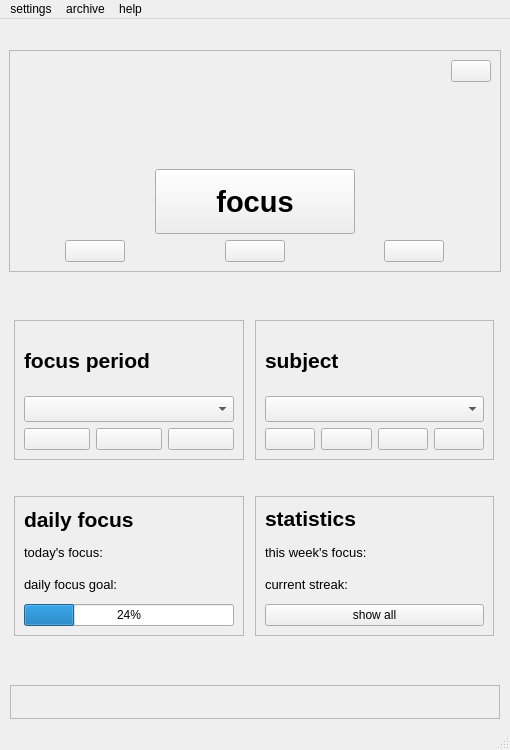
Old version of the form ui/mainwindow.ui in the repository dop14/monkmode.
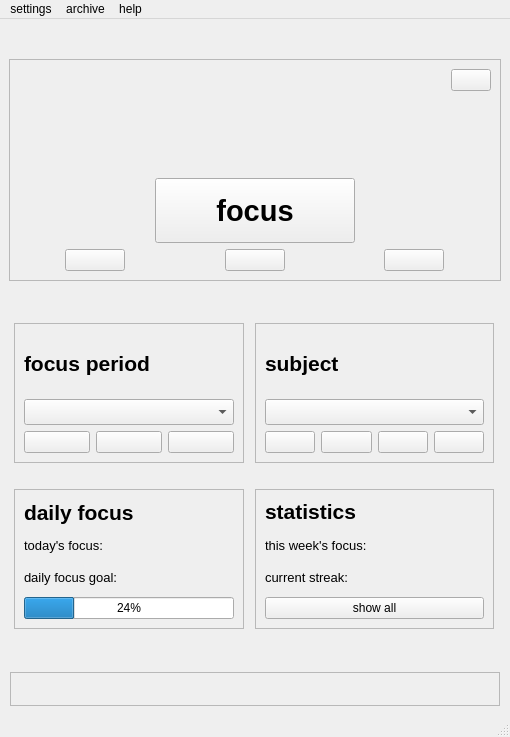
New version of the form.

```diff
--- a/ui/mainwindow.ui
+++ b/ui/mainwindow.ui
@@ -7,7 +7,7 @@
     <x>0</x>
     <y>0</y>
     <width>510</width>
-    <height>750</height>
+    <height>737</height>
    </rect>
   </property>
   <property name="sizePolicy">
@@ -253,8 +253,8 @@
         </property>
         <property name="sizeHint" stdset="0">
          <size>
-          <width>40</width>
-          <height>20</height>
+          <width>5</width>
+          <height>5</height>
          </size>
         </property>
        </spacer>
@@ -376,7 +376,7 @@
             <property name="sizeHint" stdset="0">
              <size>
               <width>20</width>
-              <height>30</height>
+              <height>20</height>
              </size>
             </property>
            </spacer>
@@ -554,7 +554,7 @@
             <property name="sizeHint" stdset="0">
              <size>
               <width>20</width>
-              <height>30</height>
+              <height>20</height>
              </size>
             </property>
            </spacer>
@@ -640,8 +640,8 @@
       </property>
       <property name="sizeHint" stdset="0">
        <size>
-        <width>40</width>
-        <height>20</height>
+        <width>5</width>
+        <height>5</height>
        </size>
       </property>
      </spacer>
```
Left out of the diff: 1 changed line with no effect on the pictures.
